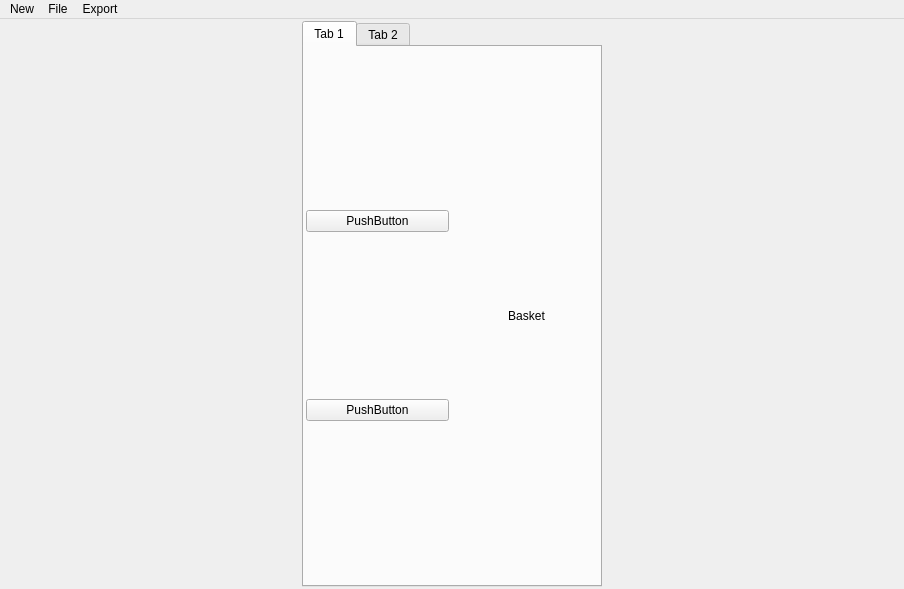
Before: the Qt Designer form src/gui/GraphWindowTools/amultigraphdesigner.ui in andrmor/ANTS2, drawn with Qt 5.
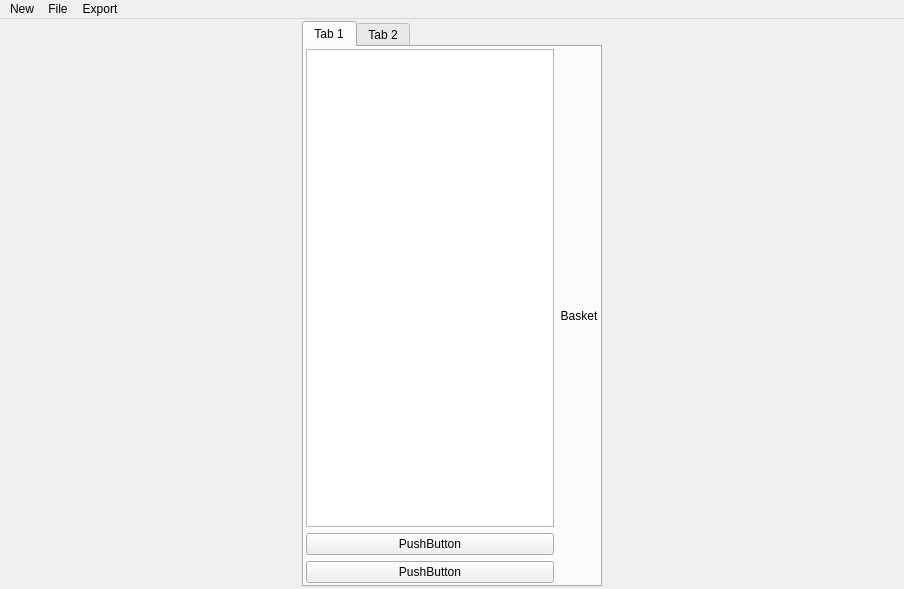
After: the same form once the commit is applied.

What changed in the file:
```diff
--- a/src/gui/GraphWindowTools/amultigraphdesigner.ui
+++ b/src/gui/GraphWindowTools/amultigraphdesigner.ui
@@ -57,6 +57,9 @@
         </property>
         <item>
          <layout class="QVBoxLayout" name="verticalLayout">
+          <item>
+           <widget class="QListView" name="GraphLayoutlw"/>
+          </item>
           <item>
            <widget class="QPushButton" name="pushButton">
             <property name="text">
```
